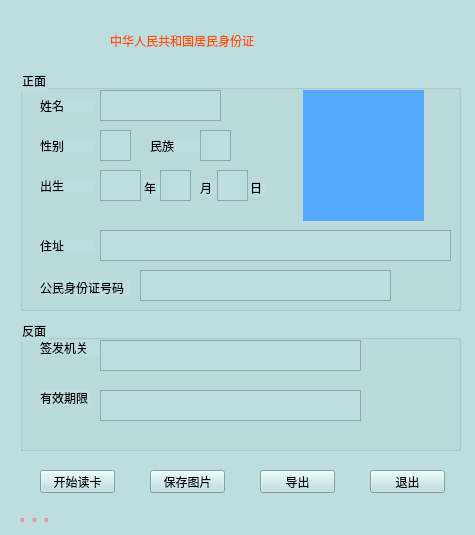
Darcy0/IDCardRead, file IdCard/IDCardDlg.ui: the form before one commit.
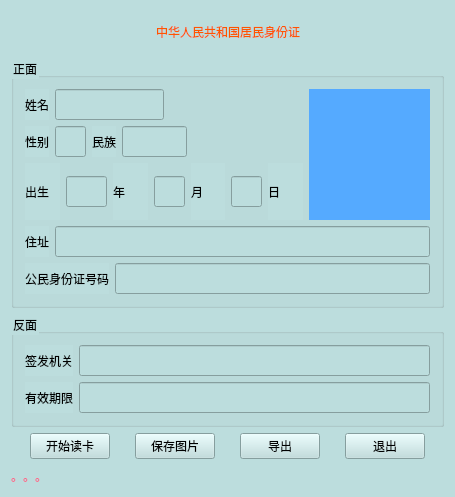
The form after the commit.

Commit message: 修正了读取多条身份证信息，但只能导出一条身份证信息或一张身份证图片；添加了防止读取同一张身份证信息多次

Patch:
```diff
--- a/IdCard/IDCardDlg.ui
+++ b/IdCard/IDCardDlg.ui
@@ -9,8 +9,8 @@
    <rect>
     <x>0</x>
     <y>0</y>
-    <width>475</width>
-    <height>535</height>
+    <width>455</width>
+    <height>480</height>
    </rect>
   </property>
   <property name="windowTitle">
@@ -19,14 +19,31 @@
   <property name="styleSheet">
    <string notr="true">background-color: rgb(188,221,221);</string>
   </property>
+  <layout class="QGridLayout" name="gridLayout_3">
+   <item row="0" column="0">
+    <layout class="QVBoxLayout" name="verticalLayout_2">
+     <item>
+      <layout class="QHBoxLayout" name="horizontalLayout_13">
+       <item>
+        <spacer name="horizontalSpacer_3">
+         <property name="orientation">
+          <enum>Qt::Horizontal</enum>
+         </property>
+         <property name="sizeHint" stdset="0">
+          <size>
+           <width>40</width>
+           <height>20</height>
+          </size>
+         </property>
+        </spacer>
+       </item>
+       <item>
   <widget class="QLabel" name="label">
-   <property name="geometry">
-    <rect>
-     <x>110</x>
-     <y>20</y>
-     <width>241</width>
+         <property name="minimumSize">
+          <size>
+           <width>0</width>
      <height>41</height>
-    </rect>
+          </size>
    </property>
    <property name="styleSheet">
     <string notr="true">color: rgb(255, 85, 0);
@@ -36,369 +53,521 @@
     <string>中华人民共和国居民身份证</string>
    </property>
   </widget>
+       </item>
+       <item>
+        <spacer name="horizontalSpacer_4">
+         <property name="orientation">
+          <enum>Qt::Horizontal</enum>
+         </property>
+         <property name="sizeHint" stdset="0">
+          <size>
+           <width>40</width>
+           <height>20</height>
+          </size>
+         </property>
+        </spacer>
+       </item>
+      </layout>
+     </item>
+     <item>
   <widget class="QGroupBox" name="groupBox">
-   <property name="geometry">
-    <rect>
-     <x>20</x>
-     <y>70</y>
-     <width>441</width>
-     <height>241</height>
-    </rect>
-   </property>
    <property name="title">
     <string>正面</string>
    </property>
+       <layout class="QGridLayout" name="gridLayout">
+        <item row="0" column="0">
+         <layout class="QHBoxLayout" name="horizontalLayout_10">
+          <item>
+           <layout class="QVBoxLayout" name="verticalLayout">
+            <item>
+             <layout class="QHBoxLayout" name="horizontalLayout_8">
+              <item>
+               <layout class="QHBoxLayout" name="horizontalLayout">
+                <item>
    <widget class="QLabel" name="label_2">
-    <property name="geometry">
-     <rect>
-      <x>20</x>
-      <y>30</y>
-      <width>54</width>
-      <height>12</height>
-     </rect>
-    </property>
     <property name="text">
      <string>姓名</string>
     </property>
    </widget>
+                </item>
+                <item>
+                 <widget class="QLineEdit" name="lineEdit_name">
+                  <property name="minimumSize">
+                   <size>
+                    <width>0</width>
+                    <height>31</height>
+                   </size>
+                  </property>
+                  <property name="maximumSize">
+                   <size>
+                    <width>16777215</width>
+                    <height>31</height>
+                   </size>
+                  </property>
+                  <property name="readOnly">
+                   <bool>true</bool>
+                  </property>
+                 </widget>
+                </item>
+               </layout>
+              </item>
+              <item>
+               <spacer name="horizontalSpacer">
+                <property name="orientation">
+                 <enum>Qt::Horizontal</enum>
+                </property>
+                <property name="sizeHint" stdset="0">
+                 <size>
+                  <width>40</width>
+                  <height>20</height>
+                 </size>
+                </property>
+               </spacer>
+              </item>
+             </layout>
+            </item>
+            <item>
+             <layout class="QHBoxLayout" name="horizontalLayout_9">
+              <item>
+               <layout class="QHBoxLayout" name="horizontalLayout_7">
+                <item>
+                 <layout class="QHBoxLayout" name="horizontalLayout_2">
+                  <item>
    <widget class="QLabel" name="label_3">
-    <property name="geometry">
-     <rect>
-      <x>20</x>
-      <y>70</y>
-      <width>54</width>
-      <height>12</height>
-     </rect>
-    </property>
     <property name="text">
      <string>性别</string>
     </property>
    </widget>
+                  </item>
+                  <item>
+                   <widget class="QLineEdit" name="lineEdit_gender">
+                    <property name="minimumSize">
+                     <size>
+                      <width>31</width>
+                      <height>31</height>
+                     </size>
+                    </property>
+                    <property name="maximumSize">
+                     <size>
+                      <width>31</width>
+                      <height>31</height>
+                     </size>
+                    </property>
+                    <property name="readOnly">
+                     <bool>true</bool>
+                    </property>
+                   </widget>
+                  </item>
+                 </layout>
+                </item>
+                <item>
+                 <layout class="QHBoxLayout" name="horizontalLayout_3">
+                  <item>
    <widget class="QLabel" name="label_4">
-    <property name="geometry">
-     <rect>
-      <x>130</x>
-      <y>70</y>
-      <width>54</width>
-      <height>12</height>
-     </rect>
-    </property>
     <property name="text">
      <string>民族</string>
     </property>
    </widget>
+                  </item>
+                  <item>
+                   <widget class="QLineEdit" name="lineEdit_nationality">
+                    <property name="minimumSize">
+                     <size>
+                      <width>65</width>
+                      <height>31</height>
+                     </size>
+                    </property>
+                    <property name="maximumSize">
+                     <size>
+                      <width>65</width>
+                      <height>31</height>
+                     </size>
+                    </property>
+                    <property name="readOnly">
+                     <bool>true</bool>
+                    </property>
+                   </widget>
+                  </item>
+                 </layout>
+                </item>
+               </layout>
+              </item>
+              <item>
+               <spacer name="horizontalSpacer_2">
+                <property name="orientation">
+                 <enum>Qt::Horizontal</enum>
+                </property>
+                <property name="sizeHint" stdset="0">
+                 <size>
+                  <width>40</width>
+                  <height>20</height>
+                 </size>
+                </property>
+               </spacer>
+              </item>
+             </layout>
+            </item>
+            <item>
+             <layout class="QHBoxLayout" name="horizontalLayout_4">
+              <item>
    <widget class="QLabel" name="label_5">
-    <property name="geometry">
-     <rect>
-      <x>20</x>
-      <y>110</y>
-      <width>54</width>
-      <height>12</height>
-     </rect>
-    </property>
     <property name="text">
      <string>出生</string>
     </property>
    </widget>
+              </item>
+              <item>
+               <widget class="QLineEdit" name="lineEdit_year">
+                <property name="minimumSize">
+                 <size>
+                  <width>41</width>
+                  <height>31</height>
+                 </size>
+                </property>
+                <property name="maximumSize">
+                 <size>
+                  <width>41</width>
+                  <height>31</height>
+                 </size>
+                </property>
+                <property name="readOnly">
+                 <bool>true</bool>
+                </property>
+               </widget>
+              </item>
+              <item>
    <widget class="QLabel" name="label_6">
-    <property name="geometry">
-     <rect>
-      <x>20</x>
-      <y>170</y>
-      <width>54</width>
-      <height>12</height>
-     </rect>
-    </property>
-    <property name="text">
-     <string>住址</string>
-    </property>
-   </widget>
-   <widget class="QLabel" name="label_7">
-    <property name="geometry">
-     <rect>
-      <x>20</x>
-      <y>210</y>
-      <width>91</width>
-      <height>16</height>
-     </rect>
-    </property>
-    <property name="text">
-     <string>公民身份证号码</string>
-    </property>
-   </widget>
-   <widget class="QTextBrowser" name="m_IDCardName">
-    <property name="enabled">
-     <bool>true</bool>
-    </property>
-    <property name="geometry">
-     <rect>
-      <x>80</x>
-      <y>20</y>
-      <width>121</width>
-      <height>31</height>
-     </rect>
-    </property>
-   </widget>
-   <widget class="QTextBrowser" name="m_IDCardSex">
-    <property name="enabled">
-     <bool>true</bool>
-    </property>
-    <property name="geometry">
-     <rect>
-      <x>80</x>
-      <y>60</y>
-      <width>31</width>
-      <height>31</height>
-     </rect>
-    </property>
-   </widget>
-   <widget class="QTextBrowser" name="m_IDCardNation">
-    <property name="enabled">
-     <bool>true</bool>
-    </property>
-    <property name="geometry">
-     <rect>
-      <x>180</x>
-      <y>60</y>
-      <width>31</width>
-      <height>31</height>
-     </rect>
-    </property>
-   </widget>
-   <widget class="QTextBrowser" name="m_IDCardAge_Y">
-    <property name="enabled">
-     <bool>true</bool>
-    </property>
-    <property name="geometry">
-     <rect>
-      <x>80</x>
-      <y>100</y>
-      <width>41</width>
-      <height>31</height>
-     </rect>
-    </property>
-   </widget>
-   <widget class="QTextBrowser" name="m_IDCardAdreass">
-    <property name="enabled">
-     <bool>true</bool>
-    </property>
-    <property name="geometry">
-     <rect>
-      <x>80</x>
-      <y>160</y>
-      <width>351</width>
-      <height>31</height>
-     </rect>
-    </property>
-   </widget>
-   <widget class="QTextBrowser" name="m_IDCardIDnum">
-    <property name="enabled">
-     <bool>true</bool>
-    </property>
-    <property name="geometry">
-     <rect>
-      <x>120</x>
-      <y>200</y>
-      <width>251</width>
-      <height>31</height>
-     </rect>
-    </property>
-   </widget>
-   <widget class="QLabel" name="label_10">
-    <property name="geometry">
-     <rect>
-      <x>124</x>
-      <y>110</y>
-      <width>16</width>
-      <height>16</height>
-     </rect>
-    </property>
     <property name="text">
      <string>年</string>
     </property>
    </widget>
-   <widget class="QTextBrowser" name="m_IDCardAge_M">
-    <property name="enabled">
+              </item>
+              <item>
+               <widget class="QLineEdit" name="lineEdit_month">
+                <property name="minimumSize">
+                 <size>
+                  <width>31</width>
+                  <height>31</height>
+                 </size>
+                </property>
+                <property name="maximumSize">
+                 <size>
+                  <width>31</width>
+                  <height>31</height>
+                 </size>
+                </property>
+                <property name="readOnly">
      <bool>true</bool>
     </property>
-    <property name="geometry">
-     <rect>
-      <x>140</x>
-      <y>100</y>
-      <width>31</width>
-      <height>31</height>
-     </rect>
-    </property>
-   </widget>
-   <widget class="QLabel" name="label_11">
-    <property name="geometry">
-     <rect>
-      <x>180</x>
-      <y>110</y>
-      <width>16</width>
-      <height>16</height>
-     </rect>
-    </property>
+               </widget>
+              </item>
+              <item>
+               <widget class="QLabel" name="label_7">
     <property name="text">
      <string>月</string>
     </property>
    </widget>
-   <widget class="QTextBrowser" name="m_IDCardAge_D">
-    <property name="enabled">
+              </item>
+              <item>
+               <widget class="QLineEdit" name="lineEdit_day">
+                <property name="minimumSize">
+                 <size>
+                  <width>31</width>
+                  <height>31</height>
+                 </size>
+                </property>
+                <property name="maximumSize">
+                 <size>
+                  <width>31</width>
+                  <height>31</height>
+                 </size>
+                </property>
+                <property name="readOnly">
      <bool>true</bool>
     </property>
-    <property name="geometry">
-     <rect>
-      <x>197</x>
-      <y>100</y>
-      <width>31</width>
-      <height>31</height>
-     </rect>
-    </property>
-   </widget>
-   <widget class="QLabel" name="label_12">
-    <property name="geometry">
-     <rect>
-      <x>230</x>
-      <y>110</y>
-      <width>16</width>
-      <height>16</height>
-     </rect>
-    </property>
+               </widget>
+              </item>
+              <item>
+               <widget class="QLabel" name="label_8">
     <property name="text">
      <string>日</string>
     </property>
    </widget>
-   <widget class="QLabel" name="label_showImage">
-    <property name="geometry">
-     <rect>
-      <x>283</x>
-      <y>20</y>
+              </item>
+             </layout>
+            </item>
+           </layout>
+          </item>
+          <item>
+           <widget class="QLabel" name="label_photo">
+            <property name="minimumSize">
+             <size>
       <width>121</width>
       <height>131</height>
-     </rect>
+             </size>
+            </property>
+            <property name="maximumSize">
+             <size>
+              <width>121</width>
+              <height>131</height>
+             </size>
     </property>
     <property name="styleSheet">
      <string notr="true">color: rgb(85, 170, 255);
 background-color: rgb(85, 170, 255);</string>
     </property>
     <property name="text">
-     <string>头像</string>
-    </property>
-   </widget>
-  </widget>
+             <string/>
+            </property>
+            <property name="alignment">
+             <set>Qt::AlignCenter</set>
+            </property>
+           </widget>
+          </item>
+         </layout>
+        </item>
+        <item row="1" column="0">
+         <layout class="QHBoxLayout" name="horizontalLayout_5">
+          <item>
+           <widget class="QLabel" name="label_9">
+            <property name="text">
+             <string>住址</string>
+            </property>
+           </widget>
+          </item>
+          <item>
+           <widget class="QLineEdit" name="lineEdit_address">
+            <property name="minimumSize">
+             <size>
+              <width>0</width>
+              <height>31</height>
+             </size>
+            </property>
+            <property name="maximumSize">
+             <size>
+              <width>16777215</width>
+              <height>31</height>
+             </size>
+            </property>
+            <property name="readOnly">
+             <bool>true</bool>
+            </property>
+           </widget>
+          </item>
+         </layout>
+        </item>
+        <item row="2" column="0">
+         <layout class="QHBoxLayout" name="horizontalLayout_6">
+          <item>
+           <widget class="QLabel" name="label_10">
+            <property name="text">
+             <string>公民身份证号码</string>
+            </property>
+           </widget>
+          </item>
+          <item>
+           <widget class="QLineEdit" name="lineEdit_idNumber">
+            <property name="minimumSize">
+             <size>
+              <width>0</width>
+              <height>31</height>
+             </size>
+            </property>
+            <property name="maximumSize">
+             <size>
+              <width>16777215</width>
+              <height>31</height>
+             </size>
+            </property>
+            <property name="readOnly">
+             <bool>true</bool>
+            </property>
+           </widget>
+          </item>
+         </layout>
+        </item>
+       </layout>
+      </widget>
+     </item>
+     <item>
   <widget class="QGroupBox" name="groupBox_2">
-   <property name="geometry">
-    <rect>
-     <x>20</x>
-     <y>320</y>
-     <width>441</width>
-     <height>131</height>
-    </rect>
-   </property>
    <property name="title">
     <string>反面</string>
    </property>
-   <widget class="QLabel" name="label_8">
-    <property name="geometry">
-     <rect>
-      <x>20</x>
-      <y>20</y>
-      <width>61</width>
-      <height>16</height>
-     </rect>
-    </property>
+       <layout class="QGridLayout" name="gridLayout_2">
+        <item row="0" column="0">
+         <layout class="QHBoxLayout" name="horizontalLayout_11">
+          <item>
+           <widget class="QLabel" name="label_12">
     <property name="text">
      <string>签发机关</string>
     </property>
    </widget>
-   <widget class="QLabel" name="label_9">
-    <property name="geometry">
-     <rect>
-      <x>20</x>
-      <y>70</y>
-      <width>51</width>
-      <height>16</height>
-     </rect>
-    </property>
+          </item>
+          <item>
+           <widget class="QLineEdit" name="lineEdit_visaOffice">
+            <property name="minimumSize">
+             <size>
+              <width>0</width>
+              <height>31</height>
+             </size>
+            </property>
+            <property name="maximumSize">
+             <size>
+              <width>16777215</width>
+              <height>31</height>
+             </size>
+            </property>
+            <property name="readOnly">
+             <bool>true</bool>
+            </property>
+           </widget>
+          </item>
+         </layout>
+        </item>
+        <item row="1" column="0">
+         <layout class="QHBoxLayout" name="horizontalLayout_12">
+          <item>
+           <widget class="QLabel" name="label_13">
     <property name="text">
      <string>有效期限</string>
     </property>
    </widget>
-   <widget class="QTextBrowser" name="m_m_IDCardIdIssued">
-    <property name="enabled">
-     <bool>true</bool>
-    </property>
-    <property name="geometry">
-     <rect>
-      <x>80</x>
-      <y>20</y>
-      <width>261</width>
+          </item>
+          <item>
+           <widget class="QLineEdit" name="lineEdit_validPeriod">
+            <property name="minimumSize">
+             <size>
+              <width>0</width>
+              <height>31</height>
+             </size>
+            </property>
+            <property name="maximumSize">
+             <size>
+              <width>16777215</width>
       <height>31</height>
-     </rect>
-    </property>
-   </widget>
-   <widget class="QTextBrowser" name="m_IDCardData">
-    <property name="enabled">
+             </size>
+            </property>
+            <property name="readOnly">
      <bool>true</bool>
     </property>
-    <property name="geometry">
-     <rect>
-      <x>80</x>
-      <y>70</y>
-      <width>261</width>
-      <height>31</height>
-     </rect>
-    </property>
-   </widget>
-  </widget>
-  <widget class="QPushButton" name="m_PbReadCard">
-   <property name="geometry">
-    <rect>
-     <x>40</x>
-     <y>470</y>
-     <width>75</width>
-     <height>23</height>
-    </rect>
-   </property>
+           </widget>
+          </item>
+         </layout>
+        </item>
+       </layout>
+      </widget>
+     </item>
+     <item>
+      <layout class="QHBoxLayout" name="horizontalLayout_14">
+       <item>
+        <spacer name="horizontalSpacer_5">
+         <property name="orientation">
+          <enum>Qt::Horizontal</enum>
+         </property>
+         <property name="sizeHint" stdset="0">
+          <size>
+           <width>40</width>
+           <height>20</height>
+          </size>
+         </property>
+        </spacer>
+       </item>
+       <item>
+        <widget class="QPushButton" name="pushButton_readCard">
    <property name="text">
     <string>开始读卡</string>
    </property>
   </widget>
-  <widget class="QPushButton" name="m_PbReadIdCard">
-   <property name="geometry">
-    <rect>
-     <x>150</x>
-     <y>470</y>
-     <width>75</width>
-     <height>23</height>
-    </rect>
-   </property>
+       </item>
+       <item>
+        <spacer name="horizontalSpacer_6">
+         <property name="orientation">
+          <enum>Qt::Horizontal</enum>
+         </property>
+         <property name="sizeHint" stdset="0">
+          <size>
+           <width>40</width>
+           <height>20</height>
+          </size>
+         </property>
+        </spacer>
+       </item>
+       <item>
+        <widget class="QPushButton" name="pushButton_saveImg">
    <property name="text">
     <string>保存图片</string>
    </property>
   </widget>
-  <widget class="QPushButton" name="m_PbReadCardExit">
-   <property name="geometry">
-    <rect>
-     <x>370</x>
-     <y>470</y>
-     <width>75</width>
-     <height>23</height>
-    </rect>
-   </property>
+       </item>
+       <item>
+        <spacer name="horizontalSpacer_7">
+         <property name="orientation">
+          <enum>Qt::Horizontal</enum>
+         </property>
+         <property name="sizeHint" stdset="0">
+          <size>
+           <width>40</width>
+           <height>20</height>
+          </size>
+         </property>
+        </spacer>
+       </item>
+       <item>
+        <widget class="QPushButton" name="pushButton_export">
+         <property name="text">
+          <string>导出</string>
+         </property>
+        </widget>
+       </item>
+       <item>
+        <spacer name="horizontalSpacer_8">
+         <property name="orientation">
+          <enum>Qt::Horizontal</enum>
+         </property>
+         <property name="sizeHint" stdset="0">
+          <size>
+           <width>40</width>
+           <height>20</height>
+          </size>
+         </property>
+        </spacer>
+       </item>
+       <item>
+        <widget class="QPushButton" name="pushButton_exit">
    <property name="text">
     <string>退出</string>
    </property>
   </widget>
-  <widget class="QLabel" name="label_ShowCardState">
-   <property name="geometry">
-    <rect>
-     <x>20</x>
-     <y>505</y>
-     <width>411</width>
+       </item>
+       <item>
+        <spacer name="horizontalSpacer_9">
+         <property name="orientation">
+          <enum>Qt::Horizontal</enum>
+         </property>
+         <property name="sizeHint" stdset="0">
+          <size>
+           <width>40</width>
+           <height>20</height>
+          </size>
+         </property>
+        </spacer>
+       </item>
+      </layout>
+     </item>
+     <item>
+      <widget class="QLabel" name="label_tipMsg">
+       <property name="minimumSize">
+        <size>
+         <width>0</width>
      <height>21</height>
-    </rect>
+        </size>
+       </property>
+       <property name="maximumSize">
+        <size>
+         <width>16777215</width>
+         <height>21</height>
+        </size>
    </property>
    <property name="styleSheet">
     <string notr="true">color: rgb(255, 85, 127);</string>
@@ -407,22 +576,12 @@
     <string>。。。</string>
    </property>
   </widget>
-  <widget class="QPushButton" name="m_PbReadIdCard_SaveAs">
-   <property name="geometry">
-    <rect>
-     <x>260</x>
-     <y>470</y>
-     <width>75</width>
-     <height>23</height>
-    </rect>
-   </property>
-   <property name="text">
-    <string>导出</string>
-   </property>
-  </widget>
- </widget>
- <resources>
-  <include location="idcard.qrc"/>
- </resources>
+     </item>
+    </layout>
+   </item>
+  </layout>
+ </widget>
+ <layoutdefault spacing="6" margin="11"/>
+ <resources/>
  <connections/>
 </ui>
```
Left out of the diff: 9 changed lines with no effect on the pictures. Lines whose indentation alone changed are shown as unchanged. The commit also changes 39 other files.
